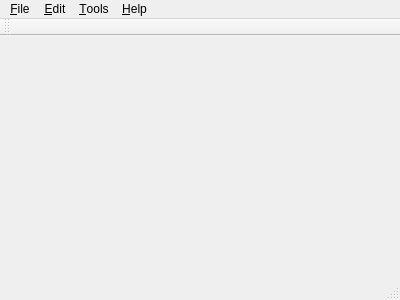
Old version of the form mainwindow.ui in the repository ndtmike/WindsorLinx.
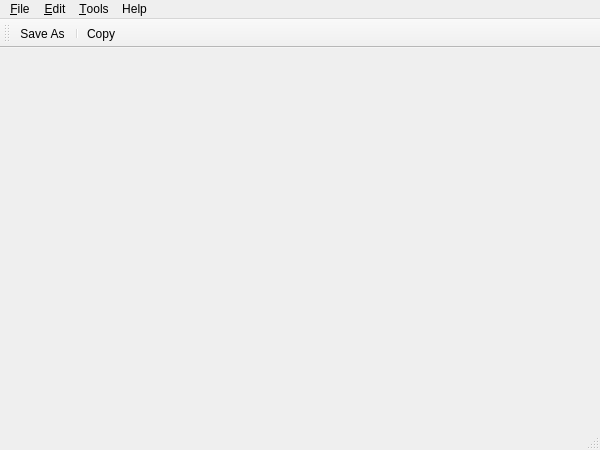
New version of the form. Icons and pictures are not drawn.

```diff
--- a/mainwindow.ui
+++ b/mainwindow.ui
@@ -6,21 +6,27 @@
    <rect>
     <x>0</x>
     <y>0</y>
-    <width>400</width>
-    <height>300</height>
+    <width>600</width>
+    <height>450</height>
    </rect>
   </property>
   <property name="windowTitle">
    <string>Windsorlinx</string>
   </property>
-  <widget class="QWidget" name="centralWidget"/>
+  <property name="windowIcon">
+   <iconset>
+    <normaloff>../Icon/ndt_agg1.ico</normaloff>../Icon/ndt_agg1.ico</iconset>
+  </property>
+  <widget class="QWidget" name="centralWidget">
+   <layout class="QVBoxLayout" name="verticalLayout"/>
+  </widget>
   <widget class="QMenuBar" name="menuBar">
    <property name="geometry">
     <rect>
      <x>0</x>
      <y>0</y>
-     <width>400</width>
-     <height>21</height>
+     <width>600</width>
+     <height>26</height>
     </rect>
    </property>
    <widget class="QMenu" name="menuFile">
@@ -29,8 +35,16 @@
     </property>
     <addaction name="action_Open"/>
     <addaction name="action_Save"/>
-    <addaction name="action_Save_As"/>
-    <addaction name="action_Quit"/>
+    <addaction name="actionSaveAs"/>
+    <addaction name="separator"/>
+    <addaction name="actionQuit"/>
+   </widget>
+   <widget class="QMenu" name="menuHelp">
+    <property name="title">
+     <string>Help</string>
+    </property>
+    <addaction name="actionHelp"/>
+    <addaction name="actionAbout"/>
    </widget>
    <widget class="QMenu" name="menu_Edit">
     <property name="title">
@@ -38,23 +52,16 @@
     </property>
     <addaction name="action_Copy"/>
    </widget>
-   <widget class="QMenu" name="menu_Tools">
+   <widget class="QMenu" name="menuTools">
     <property name="title">
      <string>&amp;Tools</string>
     </property>
-    <addaction name="action_Connect"/>
-   </widget>
-   <widget class="QMenu" name="menu_Help">
-    <property name="title">
-     <string>&amp;Help</string>
-    </property>
-    <addaction name="action_Help"/>
-    <addaction name="action_About"/>
+    <addaction name="actionPlot"/>
    </widget>
    <addaction name="menuFile"/>
    <addaction name="menu_Edit"/>
-   <addaction name="menu_Tools"/>
-   <addaction name="menu_Help"/>
+   <addaction name="menuTools"/>
+   <addaction name="menuHelp"/>
   </widget>
   <widget class="QToolBar" name="mainToolBar">
    <attribute name="toolBarArea">
@@ -63,6 +70,9 @@
    <attribute name="toolBarBreak">
     <bool>false</bool>
    </attribute>
+   <addaction name="actionSaveAs"/>
+   <addaction name="separator"/>
+   <addaction name="actionCopy"/>
   </widget>
   <widget class="QStatusBar" name="statusBar"/>
   <action name="action_Quit">
@@ -77,12 +87,43 @@
     <string>Ctrl+Q</string>
    </property>
   </action>
-  <action name="action_Save">
+  <action name="actionCopy">
+   <property name="enabled">
+    <bool>true</bool>
+   </property>
    <property name="icon">
-    <iconset resource="windsorlinx.qrc">
+    <iconset resource="terminal.qrc">
+     <normaloff>:/images/editcopy.png</normaloff>:/images/editcopy.png</iconset>
+   </property>
+   <property name="text">
+    <string>Copy</string>
+   </property>
+   <property name="shortcut">
+    <string>Ctrl+C</string>
+   </property>
+  </action>
+  <action name="actionSaveAs">
+   <property name="icon">
+    <iconset resource="terminal.qrc">
      <normaloff>:/images/filesave.png</normaloff>:/images/filesave.png</iconset>
    </property>
    <property name="text">
+    <string>Save &amp;As </string>
+   </property>
+   <property name="shortcut">
+    <string>Ctrl+Shift+S</string>
+   </property>
+  </action>
+  <action name="actionHelp">
+   <property name="text">
+    <string>Help</string>
+   </property>
+   <property name="shortcut">
+    <string>F1</string>
+   </property>
+  </action>
+  <action name="action_Save">
+   <property name="text">
     <string>&amp;Save</string>
    </property>
    <property name="shortcut">
```
Left out of the diff: 66 changed lines with no effect on the pictures.
